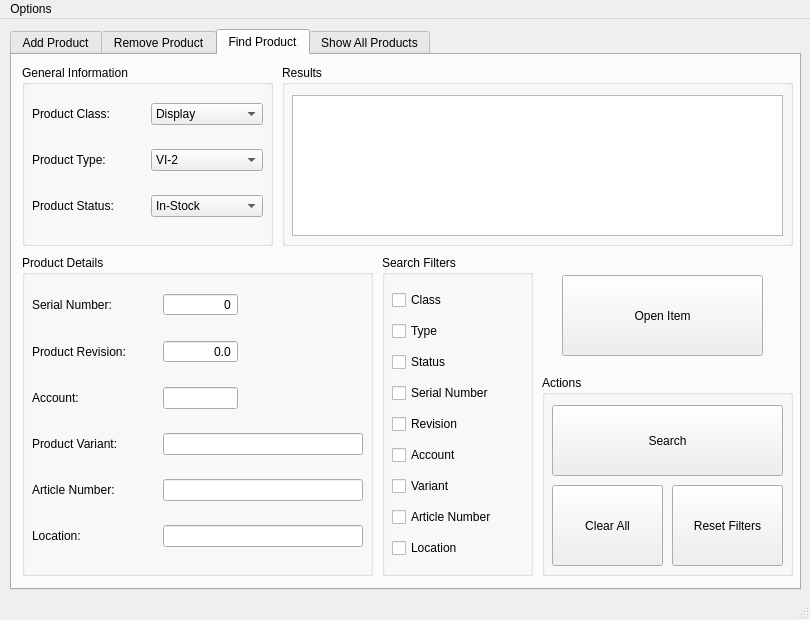
This is MainWindow.ui in dom-gasperini/CC-Product-Management-Tool as Qt 5 draws it before an edit. The edited form follows.
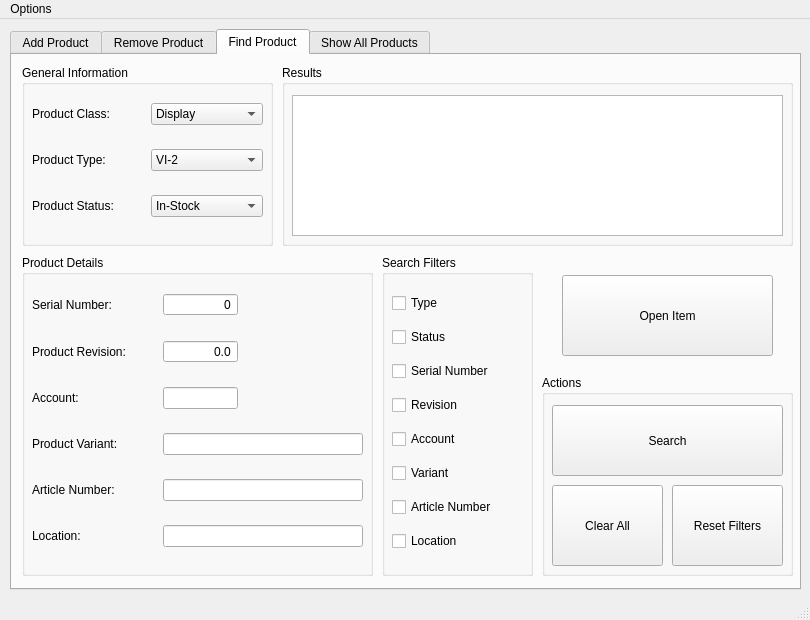
This is the edited form.

What changed in the file:
```diff
--- a/MainWindow.ui
+++ b/MainWindow.ui
@@ -866,7 +866,7 @@
       <property name="title">
        <string>Search Filters</string>
       </property>
-      <widget class="QWidget" name="">
+      <widget class="QWidget" name="layoutWidget">
        <property name="geometry">
         <rect>
          <x>10</x>
@@ -876,13 +876,6 @@
         </rect>
        </property>
        <layout class="QVBoxLayout" name="verticalLayout">
-        <item>
-         <widget class="QCheckBox" name="classSearchCb">
-          <property name="text">
-           <string>Class</string>
-          </property>
-         </widget>
-        </item>
         <item>
          <widget class="QCheckBox" name="typeSearchCb">
           <property name="text">
@@ -970,7 +963,7 @@
        <rect>
         <x>550</x>
         <y>220</y>
-        <width>201</width>
+        <width>211</width>
         <height>81</height>
        </rect>
       </property>
```
Left out of the diff: 6 changed lines with no effect on the pictures.
